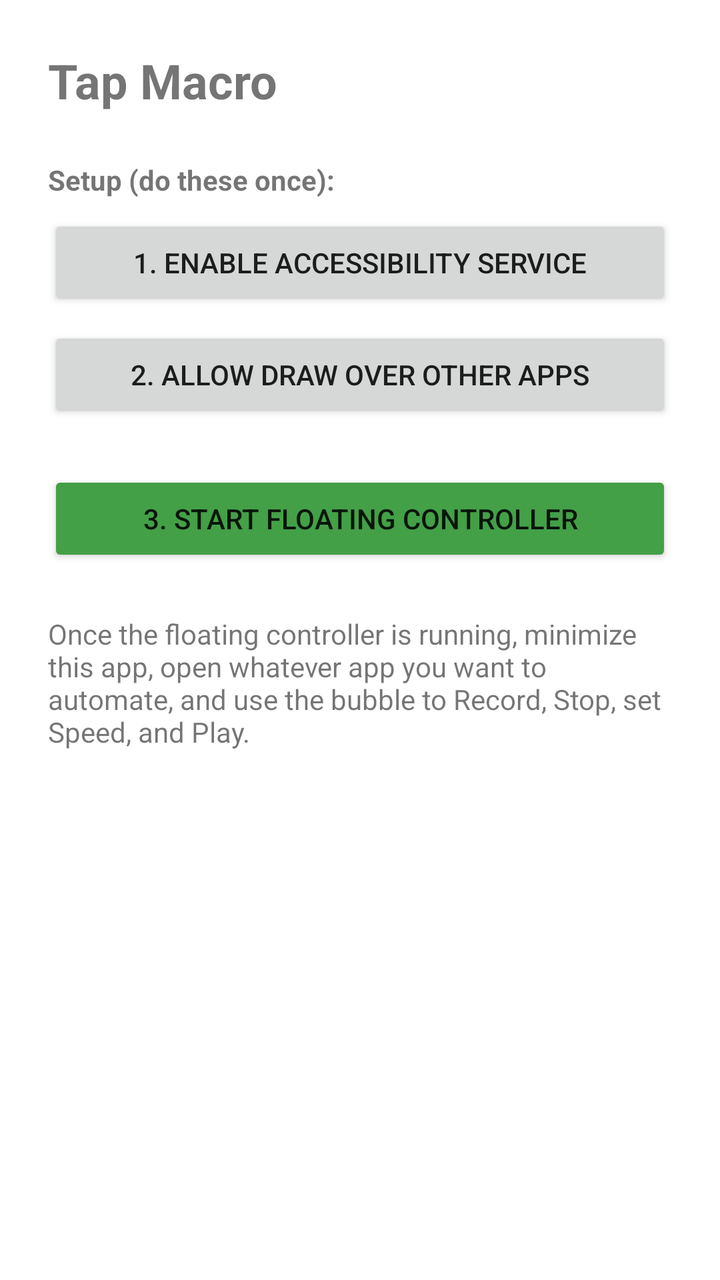
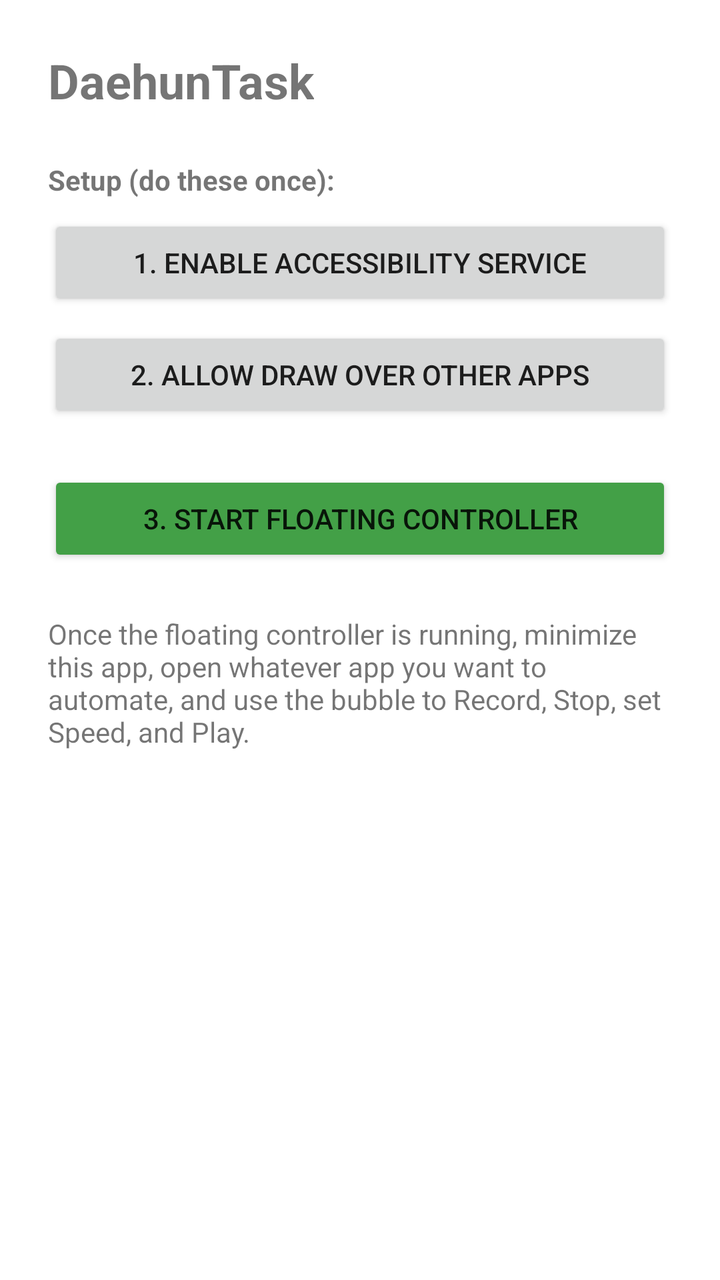

Two renders of the same Android screen: before a commit and after it. Below are the layout's source before the change and the commit's diff.
<!-- AndroidManifest.xml: application theme Theme.TapMacro -->
<!-- res/layout/activity_main.xml -->
<?xml version="1.0" encoding="utf-8"?>
<LinearLayout xmlns:android="http://schemas.android.com/apk/res/android"
    android:orientation="vertical"
    android:layout_width="match_parent"
    android:layout_height="match_parent"
    android:padding="24dp">

    <TextView
        android:layout_width="wrap_content"
        android:layout_height="wrap_content"
        android:text="Tap Macro"
        android:textSize="24sp"
        android:textStyle="bold"
        android:layout_marginBottom="16dp" />

    <TextView
        android:layout_width="match_parent"
        android:layout_height="wrap_content"
        android:text="Setup (do these once):"
        android:textStyle="bold"
        android:layout_marginTop="8dp" />

    <Button
        android:id="@+id/btnAccessibility"
        android:layout_width="match_parent"
        android:layout_height="wrap_content"
        android:layout_marginTop="8dp"
        android:text="1. Enable Accessibility Service" />

    <Button
        android:id="@+id/btnOverlay"
        android:layout_width="match_parent"
        android:layout_height="wrap_content"
        android:layout_marginTop="8dp"
        android:text="2. Allow Draw Over Other Apps" />

    <Button
        android:id="@+id/btnStartController"
        android:layout_width="match_parent"
        android:layout_height="wrap_content"
        android:layout_marginTop="24dp"
        android:backgroundTint="@color/play_green"
        android:text="3. Start Floating Controller" />

    <TextView
        android:layout_width="match_parent"
        android:layout_height="wrap_content"
        android:layout_marginTop="24dp"
        android:text="Once the floating controller is running, minimize this app, open whatever app you want to automate, and use the bubble to Record, Stop, set Speed, and Play." />

</LinearLayout>
<!-- resources referenced by this layout -->
<resources>
  <color name="play_green">#43A047</color>
  <style name="Theme.TapMacro" parent="Theme.MaterialComponents.DayNight.NoActionBar">
          <item name="colorPrimary">@color/purple_500</item>
      </style>
  <color name="purple_500">#6200EE</color>
</resources>

<!-- the commit's change to res/layout/activity_main.xml (unified diff, before → after) -->
@@ -8,7 +8,7 @@
     <TextView
         android:layout_width="wrap_content"
         android:layout_height="wrap_content"
-        android:text="Tap Macro"
+        android:text="DaehunTask"
         android:textSize="24sp"
         android:textStyle="bold"
         android:layout_marginBottom="16dp" />
